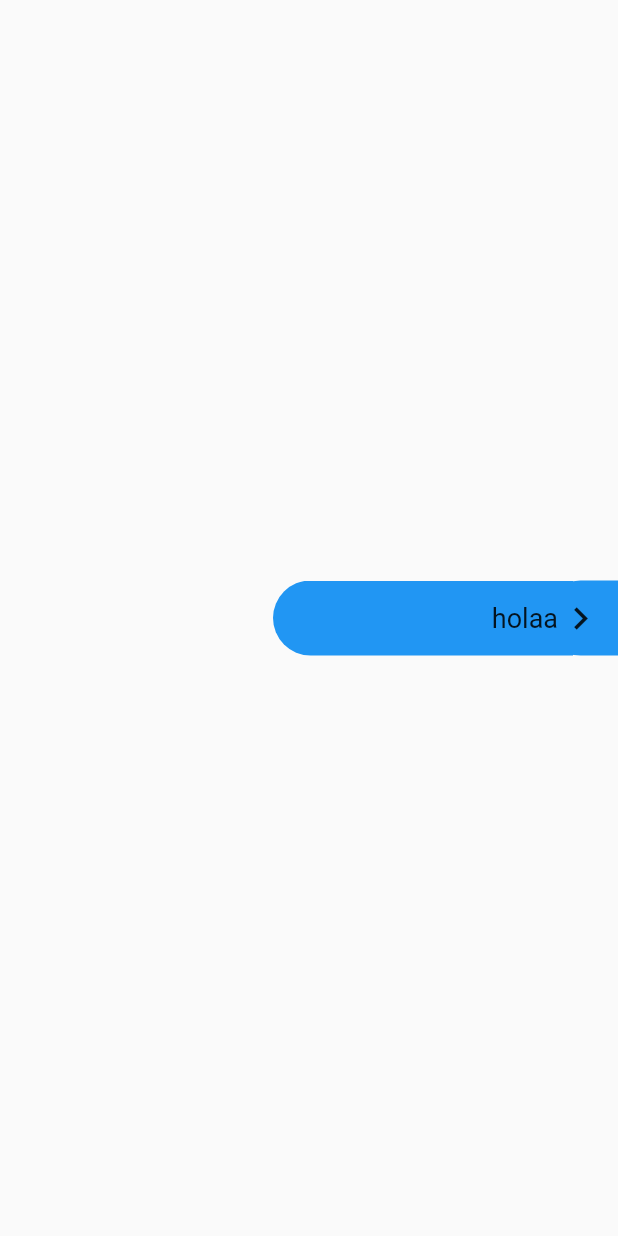
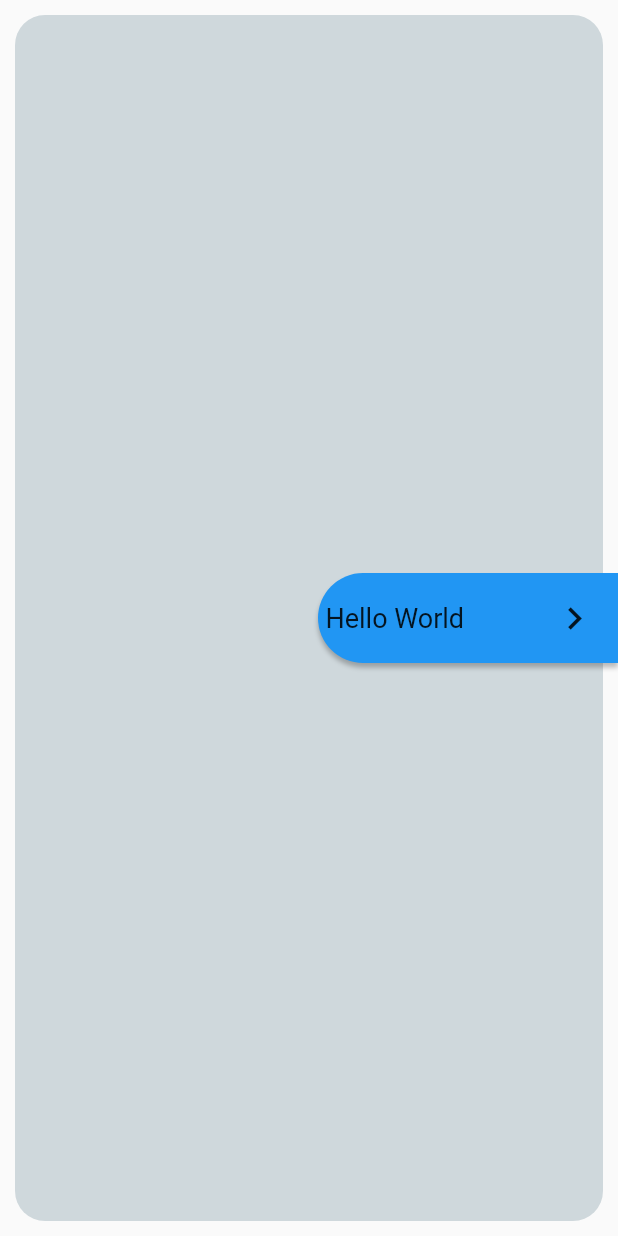
Before and after one commit to Daniel324a/Essential_Widgets, a Flutter app: the screen it shows after launch, after a tap on the "chevron left" icon, on a phone screen of 412 x 824 dp. Run offline on Flutter 3.47's test engine with Material 2 defaults, Android fonts, the phone set to English and light mode, and no system bars.

Commit message:
refactor: deployable

```diff
--- a/lib/pages/deployable.page.dart
+++ b/lib/pages/deployable.page.dart
@@ -8,11 +8,23 @@ class DeployablePage extends StatelessWidget {
       body: Container(
         alignment: Alignment.centerRight,
         child: Stack(
-          alignment: Alignment.center,
+          alignment: Alignment.centerRight,
           children: [
+            SafeArea(
+              child: Container(
+                margin: EdgeInsets.all(10),
+                padding: EdgeInsets.all(10),
+                height: double.infinity,
+                width: double.infinity,
+                decoration: BoxDecoration(
+                  borderRadius: BorderRadius.circular(20),
+                  color: Colors.blueGrey[100],
+                ),
+              ),
+            ),
             Deployable(
               child: Text(
-                "holaa",
+                "Hello World",
                 style: TextStyle(fontSize: 18),
               ),
             ),
--- a/lib/widgets/deployable.dart
+++ b/lib/widgets/deployable.dart
@@ -1,16 +1,11 @@
 import 'package:flutter/material.dart';
-
-//Global Variables
-GlobalKey _key = LabeledGlobalKey("deployable");
-OverlayEntry _overlayEntry;
-Size buttonSize;
-Offset buttonPosition;
 
 class Deployable extends StatelessWidget {
   final bool cutInLeft;
   final Color color, iconColor;
   final Widget child;
   final Alignment alignment;
+  final List<BoxShadow> shadows;
 
   const Deployable({
     Key key,
@@ -19,26 +14,24 @@ class Deployable extends StatelessWidget {
     this.iconColor,
     this.child = const SizedBox(),
     this.alignment = Alignment.centerRight,
+    this.shadows = const [
+      const BoxShadow(
+        offset: Offset(0, 3),
+        blurRadius: 2,
+        color: Colors.black26,
+      )
+    ],
   }) : super(key: key);
 
   @override
   Widget build(BuildContext context) {
     return Container(
-      key: _key,
-      width: 50,
-      height: 50,
-      decoration: BoxDecoration(
-        borderRadius: BorderRadius.horizontal(
-          left: !cutInLeft ? Radius.circular(999) : Radius.zero,
-          right: cutInLeft ? Radius.circular(999) : Radius.zero,
-        ),
-        color: color,
-      ),
       child: _Body(
         cutInLeft: cutInLeft,
         color: iconColor,
         backgroundColor: color,
         child: child,
+        shadows: shadows,
       ),
     );
   }
@@ -47,6 +40,7 @@ class Deployable extends StatelessWidget {
 class _Body extends StatefulWidget {
   final bool cutInLeft;
   final Color color, backgroundColor;
+  final List<BoxShadow> shadows;
   final Widget child;
 
   const _Body({
@@ -55,6 +49,7 @@ class _Body extends StatefulWidget {
     @required this.color,
     @required this.backgroundColor,
     @required this.child,
+    @required this.shadows,
   }) : super(key: key);
 
   @override
@@ -64,6 +59,7 @@ class _Body extends StatefulWidget {
 class __BodyState extends State<_Body> {
   IconData openIcon, closeIcon;
   bool isOpen = false;
+  double bodywidth = 60;
 
   @override
   void initState() {
@@ -74,120 +70,45 @@ class __BodyState extends State<_Body> {
     super.initState();
   }
 
-  //Body Overlay Builder
-  OverlayEntry _overlayEntryBuilder() {
-    return OverlayEntry(
-      builder: (context) {
-        return Positioned(
-          top: buttonPosition.dy,
-          left: buttonPosition.dx - 180,
-          height: 50,
-          width: 200,
-          child: Material(
-              type: MaterialType.transparency,
-              child: _Animated(
-                child: widget.child,
-                backgroundColor: widget.backgroundColor,
-                color: widget.color,
-                cutInLeft: widget.cutInLeft,
-              )),
-        );
-      },
-    );
-  }
-
-  //Interaction Methods
-  findButton() {
-    RenderBox renderBox = _key.currentContext.findRenderObject();
-    buttonSize = renderBox.size;
-    buttonPosition = renderBox.localToGlobal(Offset.zero);
-  }
-
-  void openMenu() {
-    findButton();
-    _overlayEntry = _overlayEntryBuilder();
-    Overlay.of(context).insert(_overlayEntry);
-    setState(() => isOpen = !isOpen);
-  }
-
-  void closeMenu() {
-    _overlayEntry.remove();
-    setState(() => isOpen = !isOpen);
+  void toggle() {
+    isOpen = !isOpen;
+    setState(() => bodywidth = isOpen ? 200 : 60);
   }
 
   //Button Builder
   @override
   Widget build(BuildContext context) {
-    return Container(
+    List<Widget> row = [
+      if (isOpen) Expanded(child: widget.child),
+      Expanded(
+        flex: isOpen ? 0 : 1,
         child: IconButton(
           icon: Icon(isOpen ? closeIcon : openIcon, size: 30),
           color: widget.color,
-        onPressed: () => isOpen ? closeMenu() : openMenu(),
+          onPressed: toggle,
         ),
-    );
-  }
-}
+      ),
+    ];
 
-class _Animated extends StatefulWidget {
-  final bool cutInLeft;
-  final Color color, backgroundColor;
-  final Widget child;
-
-  _Animated(
-      {Key key, this.cutInLeft, this.color, this.backgroundColor, this.child})
-      : super(key: key);
-
-  @override
-  __AnimatedState createState() => __AnimatedState();
-}
-
-class __AnimatedState extends State<_Animated> with TickerProviderStateMixin {
-  AnimationController controller;
-  Animation<double> bodyWidth;
-
-  @override
-  void initState() {
-    controller = AnimationController(
-      duration: const Duration(milliseconds: 500),
-      vsync: this,
-    );
-
-    bodyWidth = CurvedAnimation(
-      parent: controller,
-      curve: Curves.linear,
-    );
-
-    controller.addListener(() => print(bodyWidth.value));
-    super.initState();
-  }
-
-  @override
-  void dispose() {
-    controller.dispose();
-    super.dispose();
-  }
-
-  @override
-  Widget build(BuildContext context) {
-    controller.forward();
-
-    return SizeTransition(
-      sizeFactor: bodyWidth,
-      axis: Axis.horizontal,
-      axisAlignment: 1,
-      child: Container(
-        height: double.infinity,
-        width: double.infinity,
+    return AnimatedContainer(
+      curve: Curves.fastOutSlowIn,
+      duration: Duration(milliseconds: 300),
+      height: 60,
+      width: bodywidth,
       decoration: BoxDecoration(
+        boxShadow: [...widget.shadows],
         borderRadius: BorderRadius.horizontal(
           left: !widget.cutInLeft ? Radius.circular(999) : Radius.zero,
           right: widget.cutInLeft ? Radius.circular(999) : Radius.zero,
         ),
         color: widget.backgroundColor,
       ),
-        padding: EdgeInsets.symmetric(vertical: 5, horizontal: 10),
+      padding: EdgeInsets.symmetric(vertical: 5, horizontal: 5),
       alignment: Alignment.centerRight,
-        child: widget.child,
+      child: Row(
+        mainAxisAlignment: MainAxisAlignment.spaceBetween,
+        crossAxisAlignment: CrossAxisAlignment.center,
+        children: widget.cutInLeft ? row.reversed : row,
       ),
     );
   }
```
Also changed, not shown: 1 other file. Lines whose indentation alone changed are shown as unchanged.
